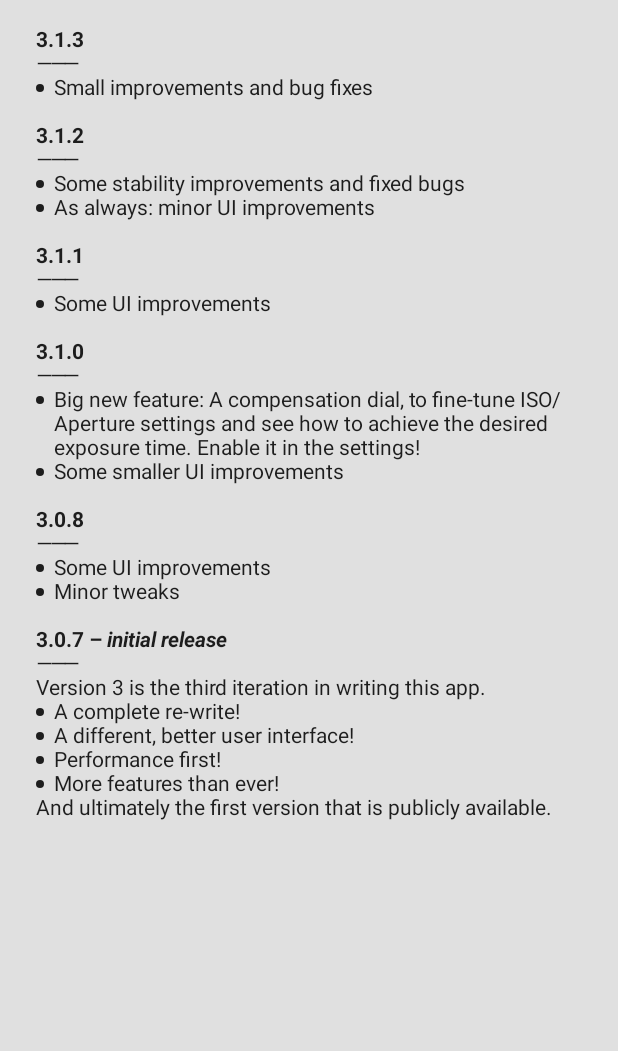
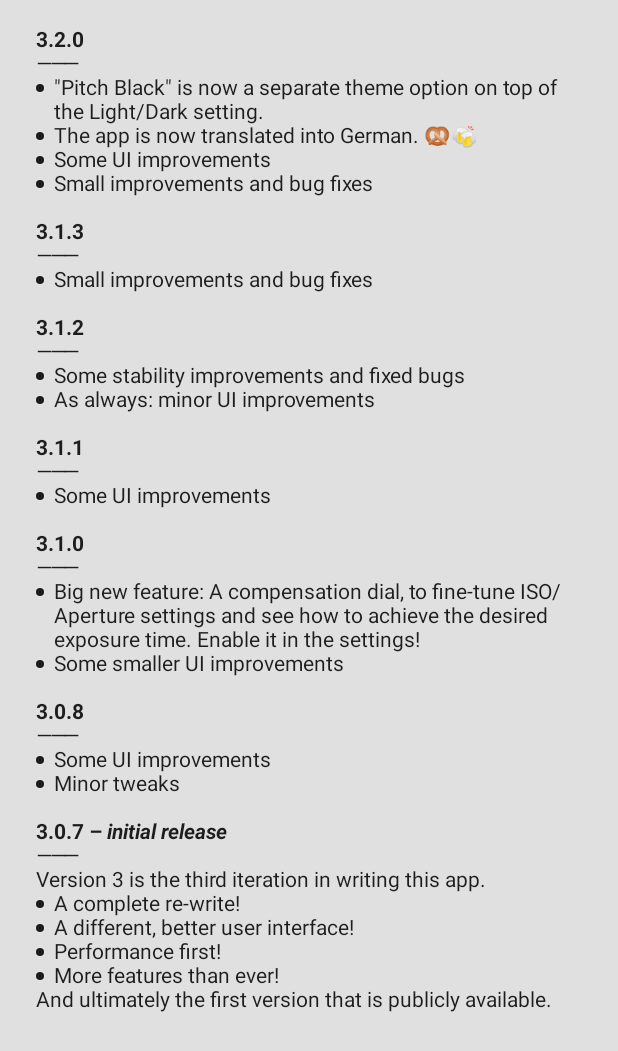
Before and after one commit to sal0max/ndx, an Android app: the layout fragment_changelog.xml on its own in the app's theme, with its tools: preview values and no code run, on a phone screen of 412 x 824 dp. Shown: the top 1051 px of the screen. Run offline under Robolectric (Android 15) with nearby library versions, the phone set to English and light mode, and no system bars.

Commit message:
updated changelog & increased version number

```diff
--- a/app/build.gradle
+++ b/app/build.gradle
@@ -14,8 +14,8 @@ android {
         targetSdkVersion 31
         // SemVer
         def major = 3
-        def minor = 1
-        def patch = 3
+        def minor = 2
+        def patch = 0
         versionCode = (major * 10000) + (minor * 100) + patch
         versionName = "$major.$minor.$patch"
         archivesBaseName = "$applicationId-v$versionCode"
--- a/app/src/main/res/values/changelog.xml
+++ b/app/src/main/res/values/changelog.xml
@@ -1,6 +1,13 @@
 <?xml version="1.0" encoding="utf-8"?>
 <resources>
-    <string name="changelog" translatable="false"><b>3.1.3</b>
+    <string name="changelog"><b>3.2.0</b>
+        \n⸻
+        \n<li>\"Pitch Black\" is now a separate theme option on top of the Light/Dark setting.</li>
+        \n<li>The app is now translated into German. 🥨🍻</li>
+        \n<li>Some UI improvements</li>
+        \n<li>Small improvements and bug fixes</li>
+        \n
+        \n<b>3.1.3</b>
         \n⸻
         \n<li>Small improvements and bug fixes</li>
         \n
```
Also changed, not shown: 1 other file.
